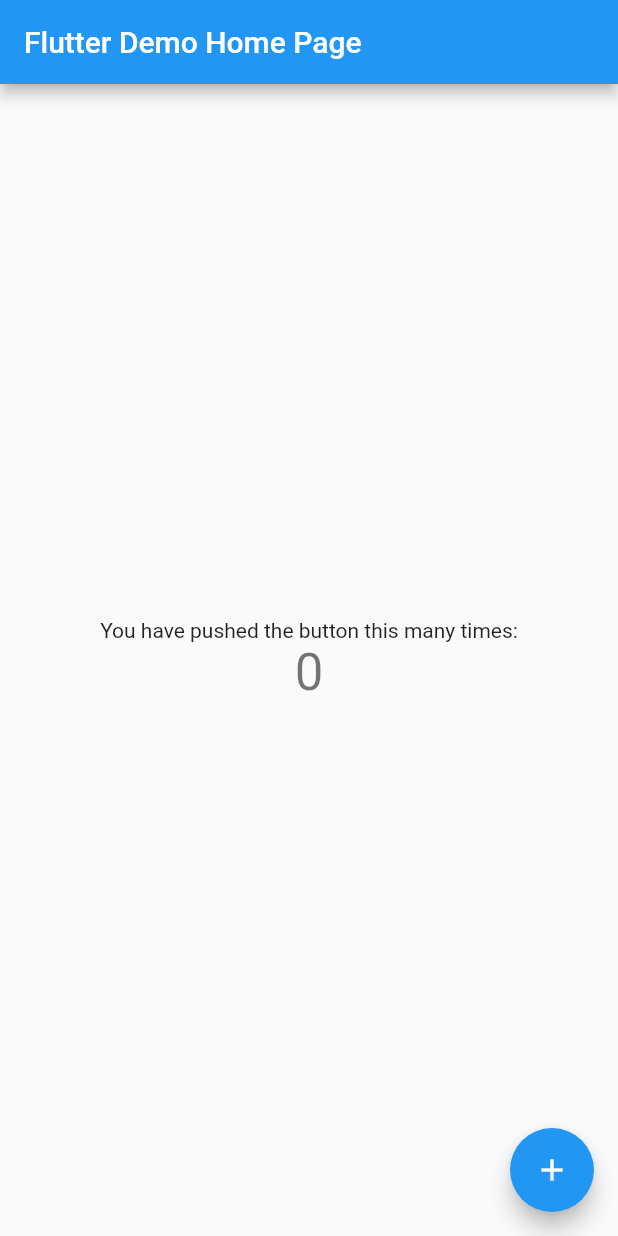
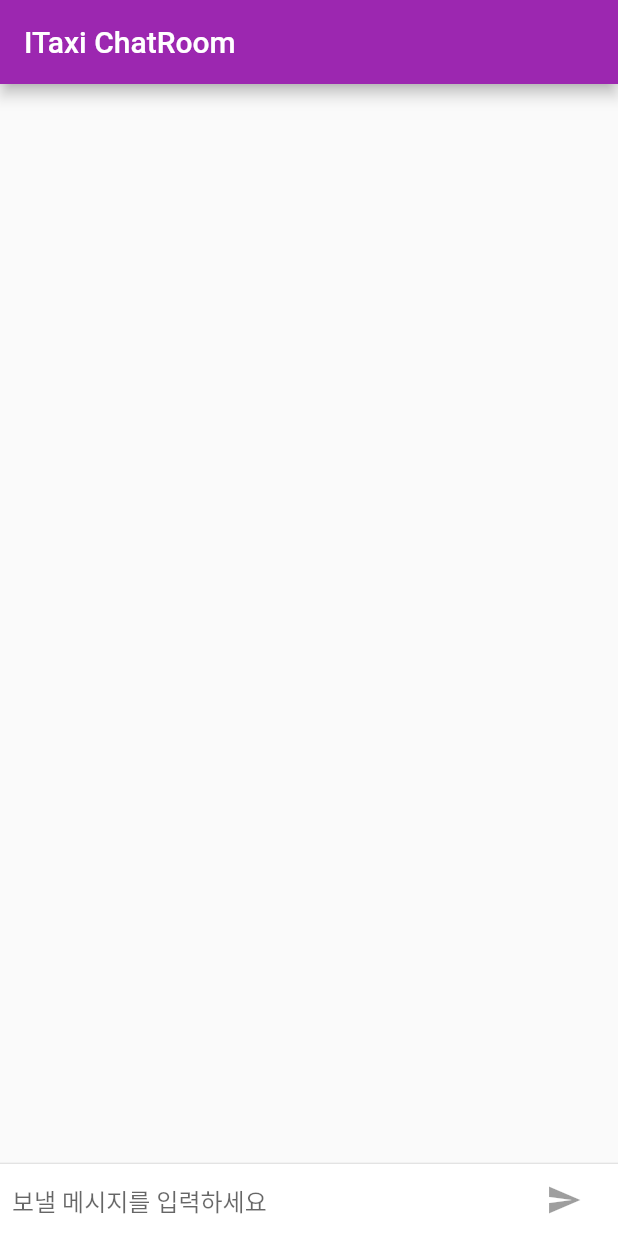
Before and after one commit to JangJuMan/iTaxi3.0, a Flutter app: the screen it shows after launch, on a phone screen of 412 x 824 dp. Run offline on Flutter 3.47's test engine with Material 2 defaults, Android fonts, the phone set to English and light mode, and no system bars.

Commit message:
채팅방(1): 기본적인 틀

```diff
--- /dev/null
+++ b/lib/chatRoom/chatRoomMain.dart
@@ -0,0 +1,222 @@
+import 'package:flutter/material.dart';
+import 'package:flutter/foundation.dart'; // 테마
+import 'package:flutter/cupertino.dart';  // 플랫폼별 버튼
+import 'package:itaxi/themes.dart';
+
+
+// [채팅방 메인]
+class ChatRoomMain extends StatelessWidget {
+  const ChatRoomMain({
+    Key key,
+  }) : super(key: key);
+
+  @override
+  Widget build(BuildContext context) {
+    return MaterialApp(
+      title: 'material app title',
+      theme: defaultTargetPlatform == TargetPlatform.iOS ? kIOSTheme : kDefaultTheme,
+
+      // home: 기본화면 지정
+      home: ChatScreen(),
+    );
+  }
+}
+
+// [stateful 채팅방]
+class ChatScreen extends StatefulWidget{
+  @override
+  State createState() => _ChatScreenState();
+}
+
+
+// [채팅방 컨텐츠]
+class _ChatScreenState extends State<ChatScreen> with TickerProviderStateMixin{
+  // 텍스트 컨트롤러 객체
+  final _textController = TextEditingController();
+  // 채팅 기록을 담은 리스트
+  final List<ChatMessage> _messages = [];
+
+  // 메시지 입력후 TextField 다시 포커싱 담당
+  final FocusNode _focusNode = FocusNode();
+  // 사용자가 입력중인가?
+  bool _isComposing = false;
+
+
+  // 채팅 보내기 클릭시 담당 매서드
+  void _handleSubmitted(String text){
+    // 텍스트 필드 비우기
+    _textController.clear();
+
+    // 텍스트 작성중? -> false
+    setState(() {
+      _isComposing = false;
+    });
+
+    // 메시지 리스트에 사용자가 보낸 메시지를 .insert(index, element)
+    ChatMessage message = ChatMessage(
+      text: text,
+      animationController: AnimationController(
+        duration: const Duration(milliseconds: 300),
+        // 수직동기화
+        vsync: this,
+      ),
+    );
+
+    setState(() {
+      _messages.insert(0, message);
+    });
+
+    // TextField 에 다시 입력 포커스
+    _focusNode.requestFocus();
+
+    // 애니메이션 작동
+    message.animationController.forward();
+  }
+
+
+  // 리소스 확보를 위해 애니메이션 폐기 매서드
+  @override
+  void dispose(){
+    for(ChatMessage message in _messages)
+      message.animationController.dispose();
+    super.dispose();
+  }
+
+
+
+  // 텍스트 입력 위젯
+  Widget _buildTextComposer(){
+    return Container(
+        margin: EdgeInsets.symmetric(horizontal: 8.0),
+        child: Row(
+          children: [
+            Flexible(
+              child: TextField(
+                controller: _textController,
+                onChanged: (String text){
+                  setState(() {
+                    _isComposing = text.length > 0;
+                  });
+                },
+                onSubmitted: _isComposing ? _handleSubmitted : null,
+                decoration: InputDecoration.collapsed(hintText: "보낼 메시지를 입력하세요"),
+                focusNode: _focusNode,
+              ),
+            ),
+            Container(
+                margin: EdgeInsets.symmetric(horizontal: 4.0),
+                child: Theme.of(context).platform == TargetPlatform.iOS
+                    ? CupertinoButton(
+                  child: Text('Send'),
+                  onPressed: _isComposing ? () => _handleSubmitted(_textController.text) : null,
+                )
+                    : IconButton(
+                  icon: Icon(Icons.send),
+                  onPressed: _isComposing ? () => _handleSubmitted(_textController.text) : null,
+                )
+            ),
+          ],
+        )
+    );
+  }
+
+
+
+  // 빌드 및 랜더링 위젯
+  @override
+  Widget build(BuildContext context) {
+    return Scaffold(
+      appBar: AppBar(
+        title: Text ('ITaxi ChatRoom'),
+        // appbar 의 z좌표. 4.0: 그림자 O, 0.0: 그림자 X
+        elevation: Theme.of(context).platform == TargetPlatform.iOS ? 0.0 : 4.0,
+      ),
+      body: Container(
+          child: Column(
+            children: [
+              Flexible(
+                child: ListView.builder(
+                  padding: EdgeInsets.all(8.0),
+                  reverse: true,
+                  itemBuilder: (_, int index) => _messages[index],
+                  itemCount: _messages.length,
+                ),
+              ),
+              Divider(height: 1.0),
+              Container(
+                decoration: BoxDecoration(
+                    color: Theme.of(context).cardColor),
+                child: _buildTextComposer(),
+              ),
+            ],
+          ),
+          decoration: Theme.of(context).platform == TargetPlatform.iOS
+              ? BoxDecoration(
+            border: Border(
+              top: BorderSide(color: Colors.grey[200]),
+            ),
+          )
+              : null
+      ),
+    );
+  }
+}
+
+
+
+
+// [임시 이름 변수]
+String _name = "Name from DB";
+
+// [채팅 기록 말풍선]
+class ChatMessage extends StatelessWidget{
+  ChatMessage({this.text, this.animationController});
+
+  final String text;
+  final AnimationController animationController;
+
+  @override
+  Widget build(BuildContext context) {
+    return SizeTransition(
+      // 애니메이션 추가
+      sizeFactor: CurvedAnimation(
+          parent: animationController,
+          curve: Curves.easeOut
+      ),
+      axisAlignment: 0.0,
+      child: Container(
+        margin: EdgeInsets.symmetric(vertical: 10.0),
+        child: Row(
+          crossAxisAlignment: CrossAxisAlignment.start,
+          children: [
+            Container(
+              margin: const EdgeInsets.only(right: 16.0),
+              child: CircleAvatar(child: Text(_name[0])),
+            ),
+            // 긴 Text 줄 바꿈
+            Expanded(
+              child: Column(
+                crossAxisAlignment: CrossAxisAlignment.start,
+                children: [
+                  Text(
+                      _name,
+                      style: Theme.of(context).textTheme.headline6,             // subtitle1
+                  ),
+                  Container(
+                    margin: EdgeInsets.only(top: 5.0),
+                    child: Text(
+                      text,
+                      style: TextStyle(
+                        fontSize: 15,
+                      )
+                    ),
+                  ),
+                ],
+              ),
+            ),
+          ],
+        ),
+      ),
+    );
+  }
+}
--- a/lib/main.dart
+++ b/lib/main.dart
@@ -1,117 +1,9 @@
 import 'package:flutter/material.dart';
+import 'chatRoom/chatRoomMain.dart';
 
 void main() {
-  runApp(MyApp());
+  runApp(
+    // 채팅방
+    ChatRoomMain(),
+  );
 }
-
-class MyApp extends StatelessWidget {
-  // This widget is the root of your application.
-  @override
-  Widget build(BuildContext context) {
-    return MaterialApp(
-      title: 'Flutter Demo',
-      theme: ThemeData(
-        // This is the theme of your application.
-        //
-        // Try running your application with "flutter run". You'll see the
-        // application has a blue toolbar. Then, without quitting the app, try
-        // changing the primarySwatch below to Colors.green and then invoke
-        // "hot reload" (press "r" in the console where you ran "flutter run",
-        // or simply save your changes to "hot reload" in a Flutter IDE).
-        // Notice that the counter didn't reset back to zero; the application
-        // is not restarted.
-        primarySwatch: Colors.blue,
-        // This makes the visual density adapt to the platform that you run
-        // the app on. For desktop platforms, the controls will be smaller and
-        // closer together (more dense) than on mobile platforms.
-        visualDensity: VisualDensity.adaptivePlatformDensity,
-      ),
-      home: MyHomePage(title: 'Flutter Demo Home Page'),
-    );
-  }
-}
-
-class MyHomePage extends StatefulWidget {
-  MyHomePage({Key key, this.title}) : super(key: key);
-
-  // This widget is the home page of your application. It is stateful, meaning
-  // that it has a State object (defined below) that contains fields that affect
-  // how it looks.
-
-  // This class is the configuration for the state. It holds the values (in this
-  // case the title) provided by the parent (in this case the App widget) and
-  // used by the build method of the State. Fields in a Widget subclass are
-  // always marked "final".
-
-  final String title;
-
-  @override
-  _MyHomePageState createState() => _MyHomePageState();
-}
-
-class _MyHomePageState extends State<MyHomePage> {
-  int _counter = 0;
-
-  void _incrementCounter() {
-    setState(() {
-      // This call to setState tells the Flutter framework that something has
-      // changed in this State, which causes it to rerun the build method below
-      // so that the display can reflect the updated values. If we changed
-      // _counter without calling setState(), then the build method would not be
-      // called again, and so nothing would appear to happen.
-      _counter++;
-    });
-  }
-
-  @override
-  Widget build(BuildContext context) {
-    // This method is rerun every time setState is called, for instance as done
-    // by the _incrementCounter method above.
-    //
-    // The Flutter framework has been optimized to make rerunning build methods
-    // fast, so that you can just rebuild anything that needs updating rather
-    // than having to individually change instances of widgets.
-    return Scaffold(
-      appBar: AppBar(
-        // Here we take the value from the MyHomePage object that was created by
-        // the App.build method, and use it to set our appbar title.
-        title: Text(widget.title),
-      ),
-      body: Center(
-        // Center is a layout widget. It takes a single child and positions it
-        // in the middle of the parent.
-        child: Column(
-          // Column is also a layout widget. It takes a list of children and
-          // arranges them vertically. By default, it sizes itself to fit its
-          // children horizontally, and tries to be as tall as its parent.
-          //
-          // Invoke "debug painting" (press "p" in the console, choose the
-          // "Toggle Debug Paint" action from the Flutter Inspector in Android
-          // Studio, or the "Toggle Debug Paint" command in Visual Studio Code)
-          // to see the wireframe for each widget.
-          //
-          // Column has various properties to control how it sizes itself and
-          // how it positions its children. Here we use mainAxisAlignment to
-          // center the children vertically; the main axis here is the vertical
-          // axis because Columns are vertical (the cross axis would be
-          // horizontal).
-          mainAxisAlignment: MainAxisAlignment.center,
-          children: <Widget>[
-            Text(
-              'You have pushed the button this many times:',
-            ),
-            Text(
-              '$_counter',
-              style: Theme.of(context).textTheme.headline4,
-            ),
-          ],
-        ),
-      ),
-      floatingActionButton: FloatingActionButton(
-        onPressed: _incrementCounter,
-        tooltip: 'Increment',
-        child: Icon(Icons.add),
-      ), // This trailing comma makes auto-formatting nicer for build methods.
-    );
-  }
-}
--- /dev/null
+++ b/lib/themes.dart
@@ -0,0 +1,17 @@
+import 'package:flutter/material.dart';
+import 'package:flutter/foundation.dart'; // 테마
+
+// IOS 테마
+final ThemeData kIOSTheme = ThemeData(
+  // 오렌지 엑센트가 있는 밝은 회색
+  primarySwatch: Colors.orange,
+  primaryColor: Colors.grey[100],
+  primaryColorBrightness: Brightness.light,
+);
+
+// Android 테마
+final ThemeData kDefaultTheme = ThemeData(
+  // 주황색 엑센트가 있는 보라
+  primarySwatch: Colors.purple,
+  accentColor: Colors.orangeAccent[400],
+);
```
